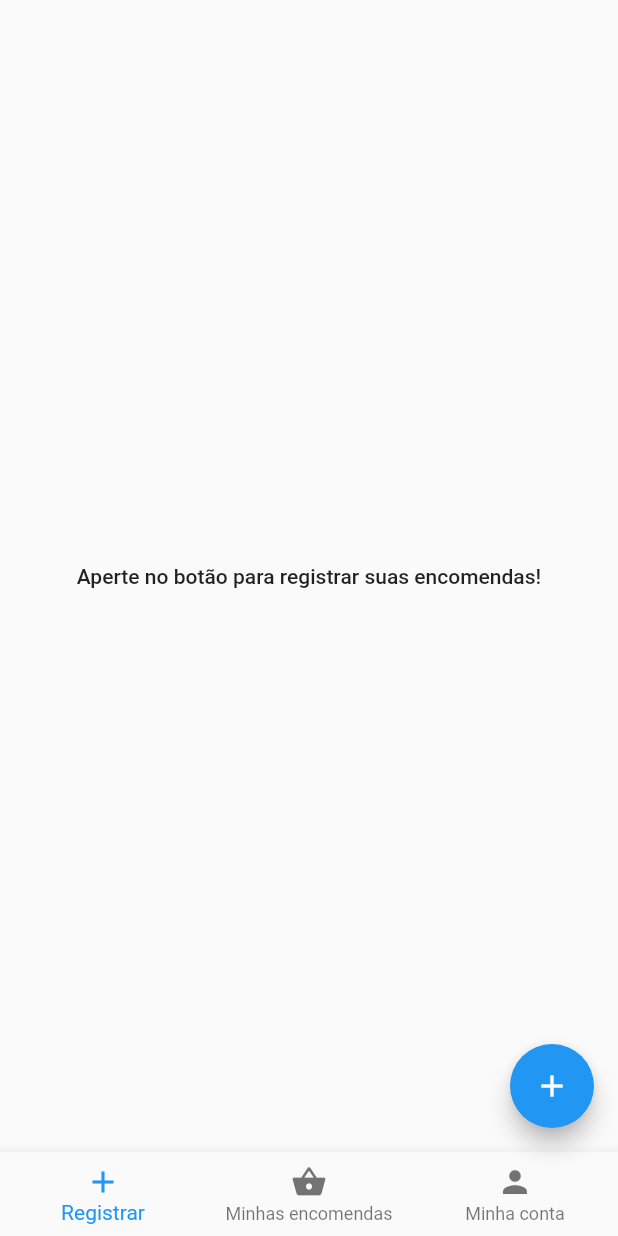
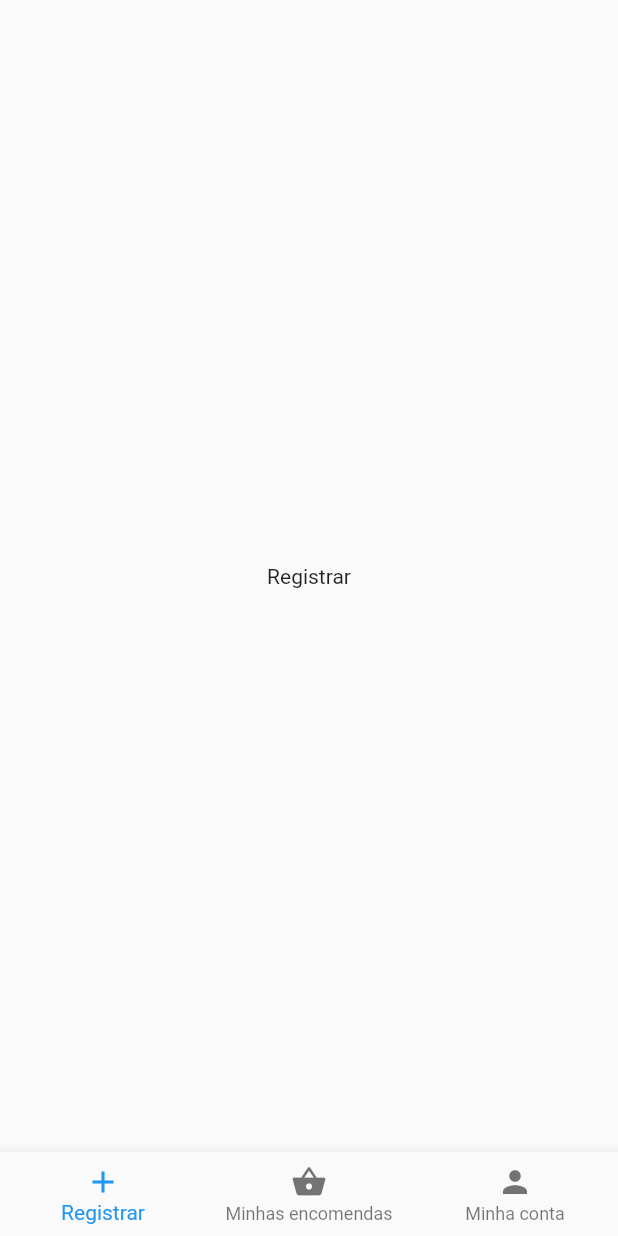
Before and after one commit to ivictoruan/controla_expedicao, a Flutter app: the screen it shows after launch, on a phone screen of 412 x 824 dp. Run offline on Flutter 3.47's test engine with Material 2 defaults, Android fonts, the phone set to English and light mode, and no system bars.

Commit message:
CHORE[HOME+Nav]: Troca de telas a partir do toque nos icones/nomes respectivos.

```diff
--- /dev/null
+++ b/lib/app/features/home_page/components/general_nav_widget.dart
@@ -0,0 +1,18 @@
+import 'package:flutter/material.dart';
+
+class GeneralNavWidget extends StatelessWidget {
+  final String text;
+  // final Widget content;
+
+  const GeneralNavWidget({Key? key, required this.text,})
+      : super(key: key);
+
+  @override
+  Widget build(BuildContext context) {
+    return Container(
+      child: Center(
+        child: Text(text),
+      ),
+    );
+  }
+}
--- a/lib/app/features/home_page/home_page.dart
+++ b/lib/app/features/home_page/home_page.dart
@@ -1,3 +1,4 @@
+import 'package:controla_expedicao/app/features/home_page/components/general_nav_widget.dart';
 import 'package:flutter/material.dart';
 
 /// Home Page, is responsable for delivery the main functionalities like:
@@ -13,13 +14,27 @@ class HomePage extends StatefulWidget {
 }
 
 class _HomePageState extends State<HomePage> {
-  int _counter = 0;
+  int _currentIndex = 0;
 
-  void _incrementCounter() {
+  void _onTabTapped(int index) {
     setState(() {
-      _counter++;
+      _currentIndex = index;
     });
   }
+
+  final List<Widget> _screensNav = const [
+    GeneralNavWidget(text: 'Registrar'),
+    GeneralNavWidget(text: 'Minhas encomendas'),
+    GeneralNavWidget(text: 'Minha conta'),
+  ];
+
+  // int _counter = 0;
+
+  // void _incrementCounter() {
+  //   setState(() {
+  //     _counter++;
+  //   });
+  // }
 
   @override
   Widget build(BuildContext context) {
@@ -27,44 +42,49 @@ class _HomePageState extends State<HomePage> {
       // appBar: AppBar(
       //   title: Text(widget.title),
       // ),
-      body: Center(
-        child: Column(
-          mainAxisAlignment: MainAxisAlignment.center,
-          children: <Widget>[
-            Text(
-              'Aperte no botão para registrar suas encomendas!',
-              style: Theme.of(context).textTheme.bodyLarge,
-            ),
-            // Text(
-            //   '$_counter',
-            //   style: Theme.of(context).textTheme.headline4,
-            // ),
-          ],
-        ),
-      ),
-      floatingActionButton: FloatingActionButton(
-        onPressed: _incrementCounter,
-        tooltip: 'Registrar encomendas!',
-        child: const Icon(Icons.add),
-      ),
+      // body: Center(
+      //   child: Column(
+      //     mainAxisAlignment: MainAxisAlignment.center,
+      //     children: <Widget>[
+      //       Text(
+      //         'Aperte no botão para registrar suas encomendas!',
+      //         style: Theme.of(context).textTheme.bodyLarge,
+      //       ),
+      //       // Text(
+      //       //   '$_counter',
+      //       //   style: Theme.of(context).textTheme.headline4,
+      //       // ),
+      //     ],
+      //   ),
+      // ),
+      body: _screensNav[_currentIndex],
+      // floatingActionButton: FloatingActionButton(
+      //   // onPressed: _incrementCounter,
+      //   onPressed: (){},
+      //   tooltip: 'Registrar encomendas!',
+      //   child: const Icon(Icons.add),
+      // ),
       bottomNavigationBar: BottomNavigationBar(
-        currentIndex: 0,
+        currentIndex: _currentIndex,
         items: const [
           BottomNavigationBarItem(
             icon: Icon(Icons.add),
-            label: "Registrar",
+            label: 'Registrar',
           ),
           BottomNavigationBarItem(
             icon: Icon(Icons.shopping_basket),
-            label: "Minhas encomendas",
+            label: 'Minhas encomendas',
           ),
           BottomNavigationBarItem(
             icon: Icon(Icons.person),
 
             // icon: Icon(Icons.favorite),
-            label: "Minha conta",
+            label: 'Minha conta',
           ),
         ],
+
+        onTap: _onTabTapped,
+        // items: _screensNav,
       ),
     );
   }
--- /dev/null
+++ b/lib/app/shared/constant.dart
@@ -0,0 +1 @@
+// colocar aqui a lista de telas a home page
```
